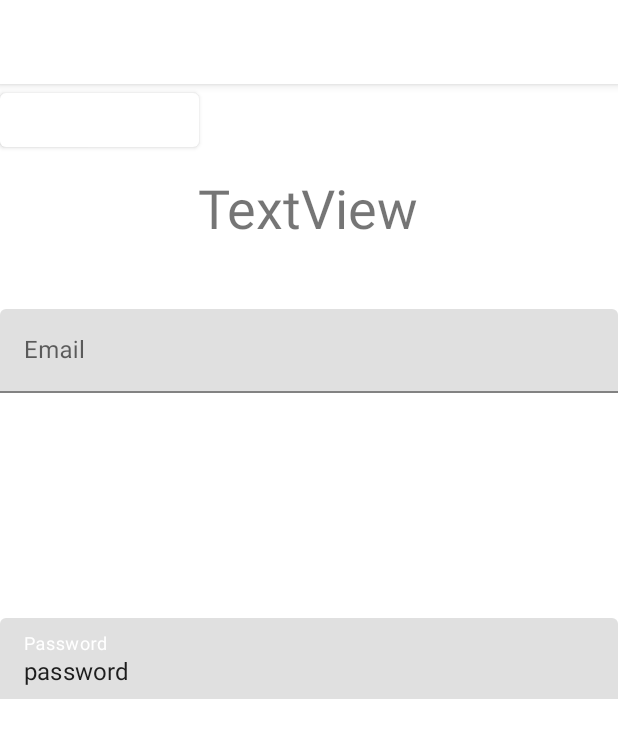
After one commit to soso83120/TDAndroidSAUMIERSophie, an Android app: the LoginActivity screen opened directly, with no data from a screen before it, on a phone screen of 412 x 824 dp. The commit adds this screen. Shown: the top 738 px of the screen. Run offline under Robolectric (Android 15) with nearby library versions, the phone set to English and light mode, and no system bars; our stand-ins replace Volley; network calls fail.

Commit message:
début login fonctionnel

```diff
--- a/app/src/main/AndroidManifest.xml
+++ b/app/src/main/AndroidManifest.xml
@@ -12,7 +12,8 @@
         android:supportsRtl="true"
         android:theme="@style/Theme.TDAndroidSAUMIERSophie"
         android:usesCleartextTraffic="true">
-        <activity android:name=".registre.RegisterActivity"></activity>
+        <activity android:name=".registre.LoginActivity"></activity>
+        <activity android:name=".registre.RegisterActivity" />
         <activity android:name=".basket.BasketActivity" />
         <activity android:name=".detail.DetailActivity" />
         <activity android:name=".Category.CategoryActivity" />
--- /dev/null
+++ b/app/src/main/java/com/example/tdandroidsaumiersophie/network/RegisterResult.kt
@@ -0,0 +1,6 @@
+package com.example.tdandroidsaumiersophie.network
+import java.io.Serializable
+
+class RegisterResult(val data: User) {}
+
+class User(val id: Int): Serializable {}
--- /dev/null
+++ b/app/src/main/res/layout/activity_login.xml
@@ -0,0 +1,59 @@
+<?xml version="1.0" encoding="utf-8"?>
+<androidx.constraintlayout.widget.ConstraintLayout xmlns:android="http://schemas.android.com/apk/res/android"
+    xmlns:app="http://schemas.android.com/apk/res-auto"
+    xmlns:tools="http://schemas.android.com/tools"
+    android:id="@+id/password"
+    android:layout_width="match_parent"
+    android:layout_height="match_parent"
+    tools:context=".registre.LoginActivity">
+
+    <TextView
+        android:id="@+id/textView2"
+        android:layout_width="wrap_content"
+        android:layout_height="wrap_content"
+        android:text="TextView"
+        android:textSize="36sp"
+        app:layout_constraintBottom_toBottomOf="parent"
+        app:layout_constraintEnd_toEndOf="parent"
+        app:layout_constraintHorizontal_bias="0.498"
+        app:layout_constraintStart_toStartOf="parent"
+        app:layout_constraintTop_toTopOf="parent"
+        app:layout_constraintVertical_bias="0.081" />
+
+    <com.google.android.material.textfield.TextInputLayout
+        android:id="@+id/textInputLayout5"
+        android:layout_width="match_parent"
+        android:layout_height="wrap_content"
+        app:layout_constraintBottom_toBottomOf="parent"
+        app:layout_constraintStart_toStartOf="parent"
+        app:layout_constraintTop_toTopOf="parent">
+
+        <com.google.android.material.textfield.TextInputEditText
+            android:layout_width="match_parent"
+            android:layout_height="wrap_content"
+            android:hint="Password"
+            android:text="password" />
+    </com.google.android.material.textfield.TextInputLayout>
+
+    <com.google.android.material.textfield.TextInputLayout
+        android:layout_width="match_parent"
+        android:layout_height="wrap_content"
+        app:layout_constraintBottom_toTopOf="@+id/textInputLayout5"
+        app:layout_constraintTop_toTopOf="parent"
+        tools:layout_editor_absoluteX="43dp">
+
+        <com.google.android.material.textfield.TextInputEditText
+            android:id="@+id/email"
+            android:layout_width="match_parent"
+            android:layout_height="wrap_content"
+            android:hint="Email" />
+    </com.google.android.material.textfield.TextInputLayout>
+
+    <Button
+        android:id="@+id/buttonLoginaccount"
+        android:layout_width="wrap_content"
+        android:layout_height="wrap_content"
+        android:text="Connection"
+        tools:layout_editor_absoluteX="159dp"
+        tools:layout_editor_absoluteY="456dp" />
+</androidx.constraintlayout.widget.ConstraintLayout>
```
Also changed, not shown: app/src/main/java/com/example/tdandroidsaumiersophie/basket/BasketActivity.kt (+22 -3 lines), app/src/main/java/com/example/tdandroidsaumiersophie/network/Neworkconst.kt (added, +15 -0 lines), app/src/main/java/com/example/tdandroidsaumiersophie/registre/LoginActivity.kt (added, +82 -0 lines), app/src/main/java/com/example/tdandroidsaumiersophie/registre/RegisterActivity.kt (+65 -2 lines), app/src/main/res/layout/activity_register.xml (+11 -0 lines).
